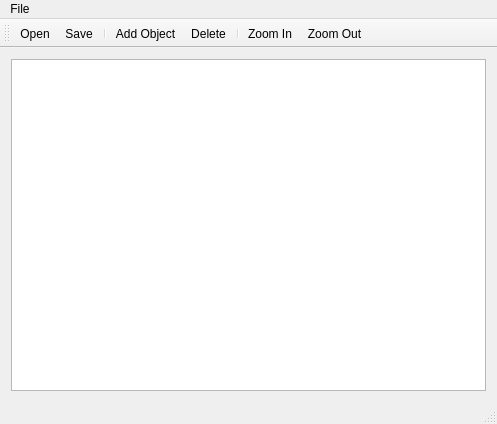
The window that mainwindow.ui (btabibian/Bayesian-Labeler) describes before a commit, drawn with Qt 5.
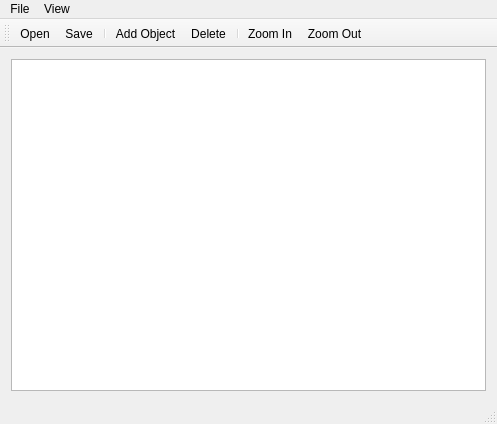
The same window after the commit. Icons and pictures are not drawn.

Commit message: You can now open files using either the directories dock or the thumbnail viewer, implementing the view menu next

The edit to the form file:
```diff
--- a/mainwindow.ui
+++ b/mainwindow.ui
@@ -26,7 +26,7 @@
      <x>0</x>
      <y>0</y>
      <width>497</width>
-     <height>22</height>
+     <height>25</height>
     </rect>
    </property>
    <widget class="QMenu" name="menuFile">
@@ -41,7 +41,15 @@
     <addaction name="separator"/>
     <addaction name="actionE_xit"/>
    </widget>
+   <widget class="QMenu" name="menuView">
+    <property name="title">
+     <string>View</string>
+    </property>
+    <addaction name="actionZoomIn"/>
+    <addaction name="actionZoomOut"/>
+   </widget>
    <addaction name="menuFile"/>
+   <addaction name="menuView"/>
   </widget>
   <widget class="QToolBar" name="mainToolBar">
    <attribute name="toolBarArea">
```
Left out of the diff: 4 changed lines with no effect on the pictures. The commit also changes 2 other files.
